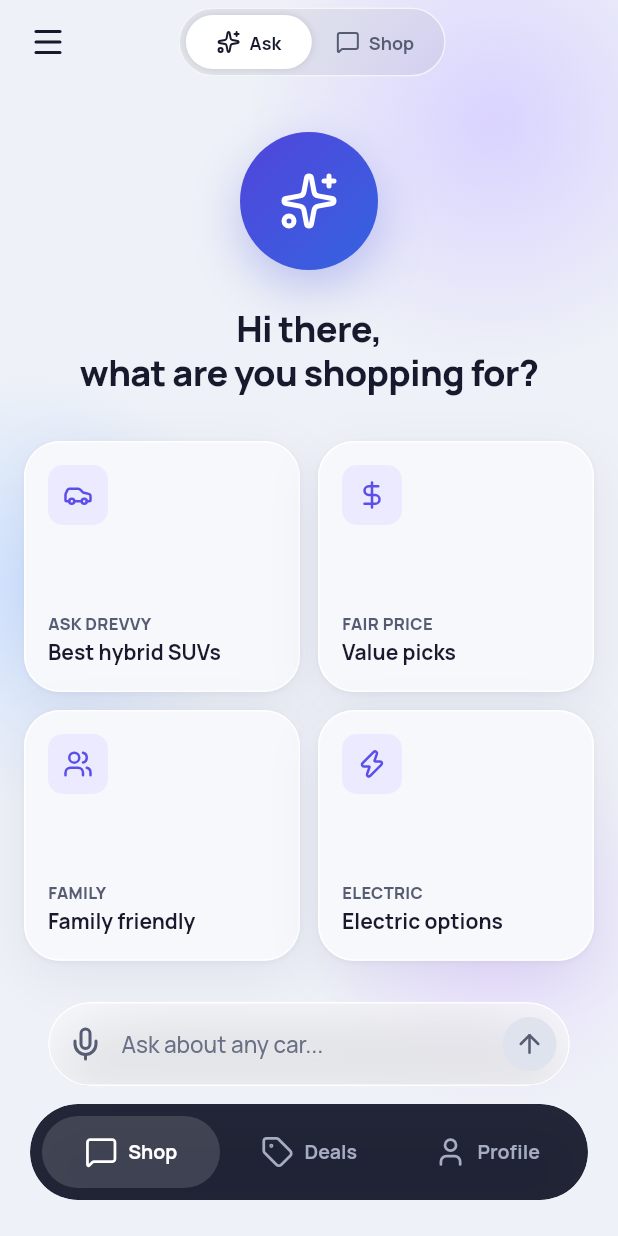
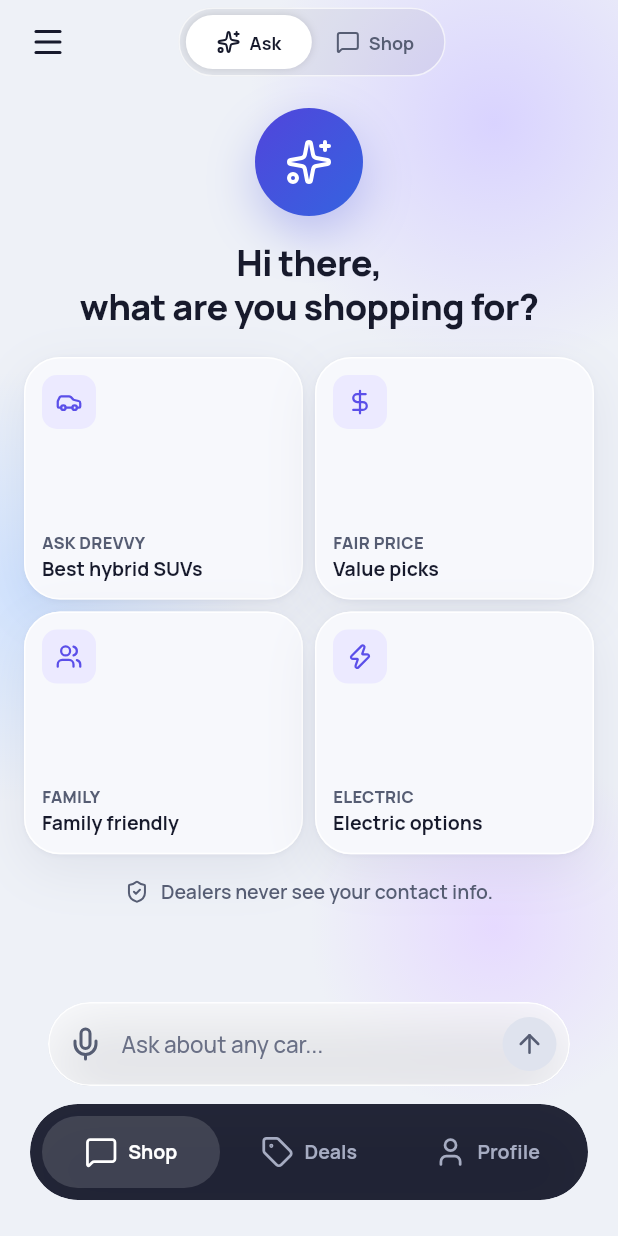
Before and after one commit to wilsonpartyof5/autoagent, a Flutter app: the first screen one second after launch, on a phone screen of 412 x 824 dp. Run offline on Flutter 3.47's test engine with Material 3 defaults, Android fonts, the phone set to English and light mode, and no system bars; our stand-ins replace equatable, flutter_riverpod, go_router, lucide_icons_flutter; accounts and stored records are empty.

Commit message:
fix(flutter): tighter Shop home layout, proper bottom padding
- Reduced orb size from 92x92 to 72x72 per frame 51
- Tightened vertical spacing: s4 top, s4 orb-greeting gap, s5 before cards
- Reduced card padding and spacing for tighter layout
- Card aspect ratio 1.15 (from 1.1) for shorter cards
- Proper bottom padding calculation: composer + gap + tab bar + inset + safe area
- Card title font size reduced to 13pt with tighter line height
- Text truncation with ellipsis on kickers and titles
- Updated test to match new 72x72 orb size

All 4 cards + Manage line now fit above composer on iPhone 17 Pro
without scrolling. Content scrolls properly when needed.

Build status:
- flutter analyze: 0 issues
- flutter test: 57/57 passing

Co-authored-by: wilsonpartyof5 <wilsonpartyof5@users.noreply.github.com>

```diff
--- a/apps/drevvy-app/lib/features/shop/widgets/chat_empty.dart
+++ b/apps/drevvy-app/lib/features/shop/widgets/chat_empty.dart
@@ -44,21 +44,27 @@ class ChatEmpty extends StatelessWidget {
     final colors = context.drevvy;
     final text = context.drevvyText;
     final usePersonalized = hasHistory && starters != null && starters!.isNotEmpty;
+    final bottomPadding = MediaQuery.of(context).padding.bottom;
+
+    // Bottom padding: composer (56) + gap (12) + tab bar (64) + tab bar inset (24) + safe area + buffer
+    final totalBottomPadding = DrevvySpace.composerMinHeight + 12 +
+        DrevvySpace.tabBarHeight + DrevvySpace.tabBarBottomInset + bottomPadding + DrevvySpace.s4;
 
     return SingleChildScrollView(
-      padding: const EdgeInsets.only(
+      padding: EdgeInsets.only(
         left: DrevvySpace.gutter,
         right: DrevvySpace.gutter,
-        bottom: DrevvySpace.composerMinHeight + DrevvySpace.s8,
+        bottom: totalBottomPadding,
       ),
       child: Column(
         children: [
-          const SizedBox(height: DrevvySpace.s8),
+          // Tighter top spacing per frame 51
+          const SizedBox(height: DrevvySpace.s4),
 
-          // Gradient orb
+          // Gradient orb - smaller per frame 51
           Container(
-            width: 92,
-            height: 92,
+            width: 72,
+            height: 72,
             decoration: BoxDecoration(
               gradient: DrevvyColors.brandGradient,
               shape: BoxShape.circle,
@@ -67,11 +73,12 @@ class ChatEmpty extends StatelessWidget {
             child: const Icon(
               LucideIcons.sparkles,
               color: Colors.white,
-              size: 40,
+              size: 32,
             ),
           ),
 
-          const SizedBox(height: DrevvySpace.s6),
+          // Tighter gap between orb and greeting
+          const SizedBox(height: DrevvySpace.s4),
 
           // Greeting - personalized vs generic
           Text(
@@ -83,7 +90,7 @@ class ChatEmpty extends StatelessWidget {
           ),
 
           if (usePersonalized) ...[
-            const SizedBox(height: DrevvySpace.s2),
+            const SizedBox(height: DrevvySpace.s1),
             Text(
               'Pick up where you left off, or ask anything.',
               style: text.body.copyWith(color: colors.muted),
@@ -91,16 +98,17 @@ class ChatEmpty extends StatelessWidget {
             ),
           ],
 
-          const SizedBox(height: DrevvySpace.s8),
+          // Tighter gap before cards
+          const SizedBox(height: DrevvySpace.s5),
 
           // 2x2 prompt cards - personalized or generic
           GridView.count(
             crossAxisCount: 2,
             shrinkWrap: true,
             physics: const NeverScrollableScrollPhysics(),
-            mainAxisSpacing: DrevvySpace.s3,
-            crossAxisSpacing: DrevvySpace.s3,
-            childAspectRatio: 1.1,
+            mainAxisSpacing: DrevvySpace.s2,
+            crossAxisSpacing: DrevvySpace.s2,
+            childAspectRatio: 1.15,
             children: usePersonalized
                 ? starters!.map((starter) {
                     return _PromptCard(
@@ -128,7 +136,7 @@ class ChatEmpty extends StatelessWidget {
 
           // "Based on your past searches · Manage" link (personalized only)
           if (usePersonalized) ...[
-            const SizedBox(height: DrevvySpace.s4),
+            const SizedBox(height: DrevvySpace.s3),
             GestureDetector(
               onTap: () => context.go('/profile'),
               child: Row(
@@ -154,7 +162,7 @@ class ChatEmpty extends StatelessWidget {
             ),
           ],
 
-          const SizedBox(height: DrevvySpace.s8),
+          const SizedBox(height: DrevvySpace.s4),
 
           // Trust line
           Row(
@@ -168,8 +176,6 @@ class ChatEmpty extends StatelessWidget {
               ),
             ],
           ),
-
-          const SizedBox(height: DrevvySpace.s8),
         ],
       ),
     );
@@ -197,18 +203,18 @@ class _PromptCard extends StatelessWidget {
     return GestureDetector(
       onTap: onTap,
       child: GlassCard(
-        padding: const EdgeInsets.all(DrevvySpace.s4),
+        padding: const EdgeInsets.all(DrevvySpace.s3),
         child: Column(
           crossAxisAlignment: CrossAxisAlignment.start,
           children: [
             Container(
-              width: 40,
-              height: 40,
+              width: 36,
+              height: 36,
               decoration: BoxDecoration(
                 color: colors.lilacTint,
                 borderRadius: BorderRadius.circular(DrevvyRadius.xs),
               ),
-              child: Icon(icon, color: colors.violet, size: 20),
+              child: Icon(icon, color: colors.violet, size: 18),
             ),
             const Spacer(),
             // Uppercase kicker (v1.6.1)
@@ -219,12 +225,14 @@ class _PromptCard extends StatelessWidget {
                   color: colors.muted,
                   fontWeight: FontWeight.w800,
                 ),
+                maxLines: 1,
+                overflow: TextOverflow.ellipsis,
               ),
               const SizedBox(height: 2),
             ],
             Text(
               title,
-              style: text.bodyStrong,
+              style: text.bodyStrong.copyWith(fontSize: 13, height: 1.3),
               maxLines: 2,
               overflow: TextOverflow.ellipsis,
             ),
--- a/apps/drevvy-app/lib/features/shop/widgets/chat_messages.dart
+++ b/apps/drevvy-app/lib/features/shop/widgets/chat_messages.dart
@@ -35,12 +35,17 @@ class ChatMessages extends StatelessWidget {
 
   @override
   Widget build(BuildContext context) {
+    final bottomPadding = MediaQuery.of(context).padding.bottom;
+    // Bottom padding: composer (56) + gap (12) + tab bar (64) + tab bar inset (24) + safe area + buffer
+    final totalBottomPadding = DrevvySpace.composerMinHeight + 12 +
+        DrevvySpace.tabBarHeight + DrevvySpace.tabBarBottomInset + bottomPadding + DrevvySpace.s4;
+
     return ListView.builder(
-      padding: const EdgeInsets.only(
+      padding: EdgeInsets.only(
         left: DrevvySpace.gutter,
         right: DrevvySpace.gutter,
         top: DrevvySpace.s4,
-        bottom: DrevvySpace.composerMinHeight + DrevvySpace.s8,
+        bottom: totalBottomPadding,
       ),
       itemCount: thread.messages.length + (isLoading ? 1 : 0),
       itemBuilder: (context, index) {
```
Also changed, not shown: 1 other file.
